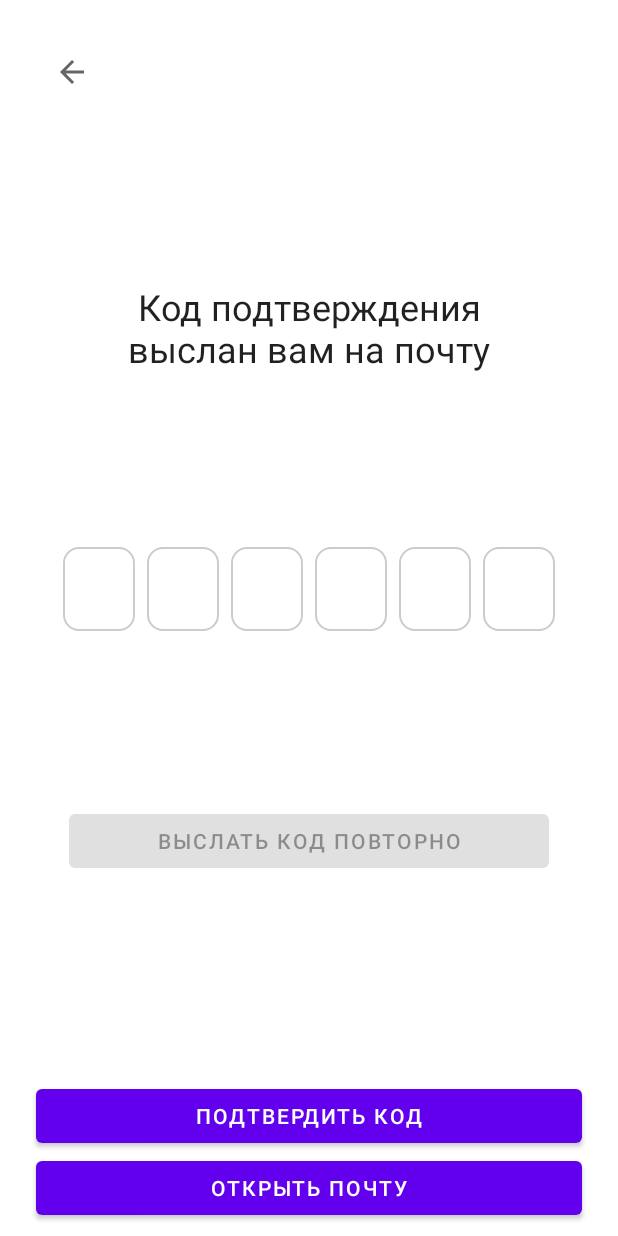
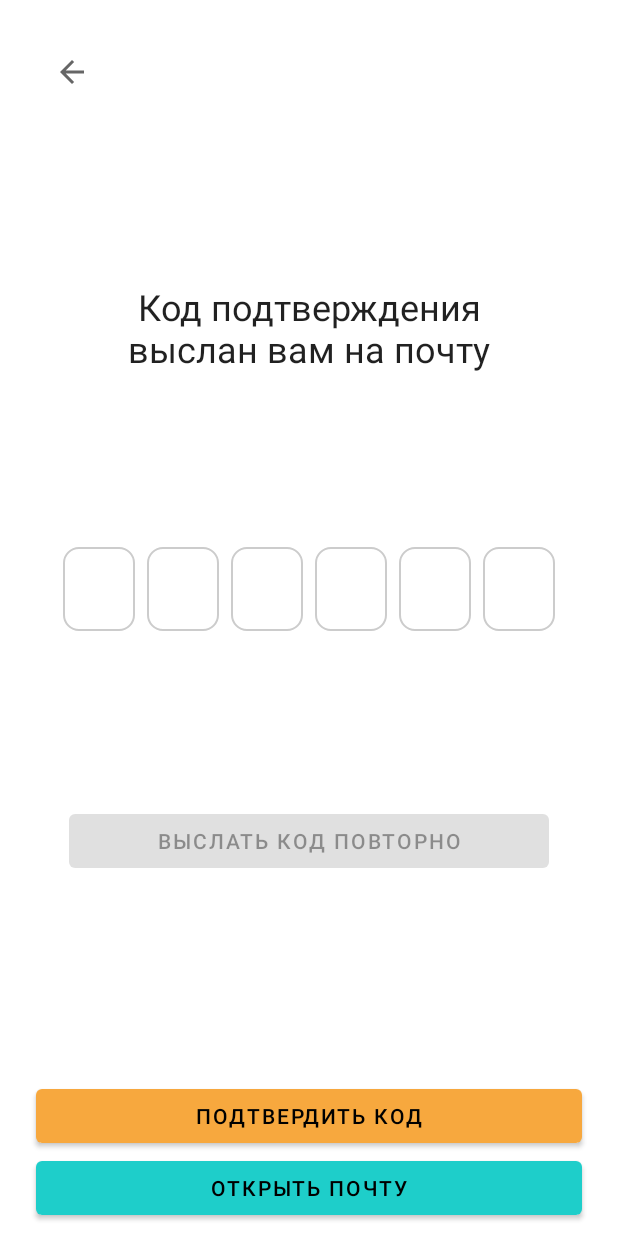
Before and after one commit to geaned/first-android-app, an Android app: the layout fragment_email_confirmation.xml on its own in the app's theme, with its tools: preview values and no code run, on a phone screen of 412 x 824 dp. Run offline under Robolectric (Android 15) with nearby library versions, the phone set to English and light mode, and no system bars.

Commit message:
Added custom styles for buttons

```diff
--- a/app/src/main/java/com/georgiyangeni/firstandroidapp/ui/news/PostLikesView.kt
+++ b/app/src/main/java/com/georgiyangeni/firstandroidapp/ui/news/PostLikesView.kt
@@ -43,7 +43,7 @@ class PostLikesView @JvmOverloads constructor(
     private var circleBorderPaint: Paint =
         Paint()
             .apply {
-                color = context.getCompatColor(R.color.color_post_like_border)
+                color = context.getCompatColor(R.color.brand_orange)
                 strokeWidth = dpToPx(2f)
                 style = Paint.Style.STROKE
             }
--- a/app/src/main/res/layout/fragment_email_confirmation.xml
+++ b/app/src/main/res/layout/fragment_email_confirmation.xml
@@ -80,6 +80,7 @@
 
         <Button
             android:id="@+id/confirmCodeButton"
+            style="@style/Widget.OurAwesomeApp.UpperButton"
             android:layout_width="0dp"
             android:layout_height="wrap_content"
             android:layout_marginHorizontal="24dp"
@@ -91,6 +92,7 @@
 
         <Button
             android:id="@+id/openMailApplicationButton"
+            style="@style/Widget.OurAwesomeApp.LowerButton"
             android:layout_width="0dp"
             android:layout_height="wrap_content"
             android:layout_marginHorizontal="24dp"
--- a/app/src/main/res/layout/fragment_onboarding.xml
+++ b/app/src/main/res/layout/fragment_onboarding.xml
@@ -70,6 +70,7 @@
 
     <Button
         android:id="@+id/signInButton"
+        style="@style/Widget.OurAwesomeApp.UpperButton"
         android:text="@string/onboarding_sign_in_button_text"
         android:layout_width="0dp"
         android:layout_height="wrap_content"
@@ -81,6 +82,7 @@
 
     <Button
         android:id="@+id/signUpButton"
+        style="@style/Widget.OurAwesomeApp.LowerButton"
         android:text="@string/onboarding_sign_up_button_text"
         android:layout_width="0dp"
         android:layout_height="wrap_content"
--- a/app/src/main/res/layout/fragment_sign_in.xml
+++ b/app/src/main/res/layout/fragment_sign_in.xml
@@ -65,6 +65,7 @@
 
     <Button
         android:id="@+id/signInButton"
+        style="@style/Widget.OurAwesomeApp.LowerButton"
         android:layout_width="0dp"
         android:layout_height="wrap_content"
         android:layout_marginHorizontal="24dp"
--- a/app/src/main/res/layout/fragment_sign_up.xml
+++ b/app/src/main/res/layout/fragment_sign_up.xml
@@ -128,6 +128,7 @@
 
     <Button
         android:id="@+id/signUpButton"
+        style="@style/Widget.OurAwesomeApp.LowerButton"
         android:layout_width="0dp"
         android:layout_height="wrap_content"
         android:layout_marginHorizontal="24dp"
--- a/app/src/main/res/values/styles.xml
+++ b/app/src/main/res/values/styles.xml
@@ -11,6 +11,14 @@
         <item name="android:statusBarColor">@android:color/transparent</item>
         <item name="android:windowLightStatusBar">true</item>
         <item name="android:windowLightNavigationBar" tools:targetApi="o_mr1">true</item>
+    </style>
+    <style name="Widget.OurAwesomeApp.UpperButton" parent="Widget.MaterialComponents.Button">
+        <item name="backgroundTint">@color/brand_orange</item>
+        <item name="android:textColor">@color/black</item>
+    </style>
+    <style name="Widget.OurAwesomeApp.LowerButton" parent="Widget.MaterialComponents.Button">
+        <item name="backgroundTint">@color/brand_turquoise</item>
+        <item name="android:textColor">@color/black</item>
     </style>
     <style name="Widget.OurAwesomeApp.LinkButton" parent="Widget.MaterialComponents.Button">
         <item name="android:background">?attr/selectableItemBackground</item>
```
Also changed, not shown: app/src/main/res/values/colors.xml (+14 -1 lines).
